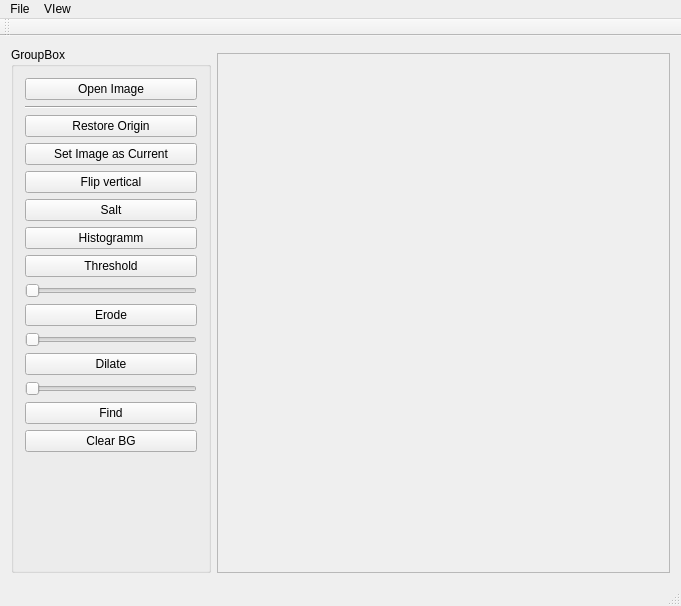
Above: mainwindow.ui from SevenLines/Liquor before the change. Below: the same form after it.
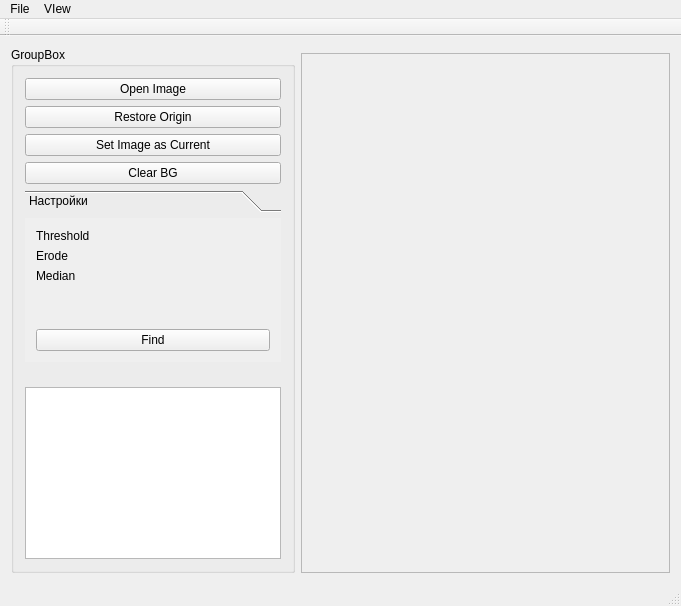
That is the form after the change. Custom widgets are drawn as their Qt base class.

```diff
--- a/mainwindow.ui
+++ b/mainwindow.ui
@@ -15,151 +15,6 @@
   </property>
   <widget class="QWidget" name="centralWidget">
    <layout class="QGridLayout" name="gridLayout">
-    <item row="0" column="0" rowspan="2">
-     <widget class="QGroupBox" name="groupBox">
-      <property name="sizePolicy">
-       <sizepolicy hsizetype="Maximum" vsizetype="Preferred">
-        <horstretch>0</horstretch>
-        <verstretch>0</verstretch>
-       </sizepolicy>
-      </property>
-      <property name="minimumSize">
-       <size>
-        <width>200</width>
-        <height>0</height>
-       </size>
-      </property>
-      <property name="title">
-       <string>GroupBox</string>
-      </property>
-      <layout class="QGridLayout" name="gridLayout_2">
-       <item row="11" column="0">
-        <widget class="QSlider" name="sldErode">
-         <property name="orientation">
-          <enum>Qt::Horizontal</enum>
-         </property>
-        </widget>
-       </item>
-       <item row="2" column="0">
-        <widget class="QPushButton" name="pushButton_5">
-         <property name="text">
-          <string>Restore Origin</string>
-         </property>
-        </widget>
-       </item>
-       <item row="8" column="0">
-        <widget class="QPushButton" name="pushButton_4">
-         <property name="text">
-          <string>Threshold</string>
-         </property>
-        </widget>
-       </item>
-       <item row="1" column="0">
-        <widget class="Line" name="line">
-         <property name="orientation">
-          <enum>Qt::Horizontal</enum>
-         </property>
-        </widget>
-       </item>
-       <item row="7" column="0">
-        <widget class="QPushButton" name="pushButton_6">
-         <property name="text">
-          <string>Histogramm</string>
-         </property>
-        </widget>
-       </item>
-       <item row="4" column="0">
-        <widget class="QPushButton" name="pushButton_2">
-         <property name="text">
-          <string>Flip vertical</string>
-         </property>
-        </widget>
-       </item>
-       <item row="9" column="0">
-        <widget class="QSlider" name="sldThreshold">
-         <property name="maximum">
-          <number>255</number>
-         </property>
-         <property name="orientation">
-          <enum>Qt::Horizontal</enum>
-         </property>
-         <property name="tickPosition">
-          <enum>QSlider::NoTicks</enum>
-         </property>
-        </widget>
-       </item>
-       <item row="16" column="0">
-        <spacer name="verticalSpacer">
-         <property name="orientation">
-          <enum>Qt::Vertical</enum>
-         </property>
-         <property name="sizeHint" stdset="0">
-          <size>
-           <width>20</width>
-           <height>156</height>
-          </size>
-         </property>
-        </spacer>
-       </item>
-       <item row="3" column="0">
-        <widget class="QPushButton" name="btnSaveImageStack">
-         <property name="text">
-          <string>Set Image as Current</string>
-         </property>
-        </widget>
-       </item>
-       <item row="14" column="0">
-        <widget class="QPushButton" name="btnFindCircles">
-         <property name="text">
-          <string>Find</string>
-         </property>
-        </widget>
-       </item>
-       <item row="0" column="0">
-        <widget class="QPushButton" name="pushButton">
-         <property name="text">
-          <string>Open Image</string>
-         </property>
-        </widget>
-       </item>
-       <item row="10" column="0">
-        <widget class="QPushButton" name="pushButton_7">
-         <property name="text">
-          <string>Erode</string>
-         </property>
-        </widget>
-       </item>
-       <item row="13" column="0">
-        <widget class="QSlider" name="sldDilate">
-         <property name="orientation">
-          <enum>Qt::Horizontal</enum>
-         </property>
-        </widget>
-       </item>
-       <item row="12" column="0">
-        <widget class="QPushButton" name="pushButton_8">
-         <property name="text">
-          <string>Dilate</string>
-         </property>
-        </widget>
-       </item>
-       <item row="5" column="0">
-        <widget class="QPushButton" name="pushButton_3">
-         <property name="text">
-          <string>Salt</string>
-         </property>
-        </widget>
-       </item>
-       <item row="15" column="0">
-        <widget class="QPushButton" name="btnClearBG">
-         <property name="text">
-          <string>Clear BG</string>
-         </property>
-        </widget>
-       </item>
-      </layout>
-     </widget>
-    </item>
     <item row="1" column="1">
      <widget class="QScrollArea" name="scrollArea">
       <property name="widgetResizable">
@@ -170,8 +25,8 @@
         <rect>
          <x>0</x>
          <y>0</y>
-         <width>455</width>
-         <height>518</height>
+         <width>375</width>
+         <height>520</height>
         </rect>
        </property>
        <layout class="QGridLayout" name="gridLayout_3">
@@ -244,6 +99,183 @@
       </widget>
      </widget>
     </item>
+    <item row="0" column="0" rowspan="2">
+     <widget class="QGroupBox" name="groupBox">
+      <property name="sizePolicy">
+       <sizepolicy hsizetype="Maximum" vsizetype="Preferred">
+        <horstretch>0</horstretch>
+        <verstretch>0</verstretch>
+       </sizepolicy>
+      </property>
+      <property name="minimumSize">
+       <size>
+        <width>200</width>
+        <height>0</height>
+       </size>
+      </property>
+      <property name="title">
+       <string>GroupBox</string>
+      </property>
+      <layout class="QGridLayout" name="gridLayout_2">
+       <item row="11" column="0">
+        <widget class="QListView" name="lstImageStack">
+         <property name="alternatingRowColors">
+          <bool>true</bool>
+         </property>
+         <property name="selectionRectVisible">
+          <bool>true</bool>
+         </property>
+        </widget>
+       </item>
+       <item row="8" column="0">
+        <widget class="QPushButton" name="btnClearBG">
+         <property name="text">
+          <string>Clear BG</string>
+         </property>
+        </widget>
+       </item>
+       <item row="0" column="0">
+        <widget class="QPushButton" name="pushButton">
+         <property name="text">
+          <string>Open Image</string>
+         </property>
+        </widget>
+       </item>
+       <item row="1" column="0">
+        <widget class="QPushButton" name="pushButton_5">
+         <property name="text">
+          <string>Restore Origin</string>
+         </property>
+        </widget>
+       </item>
+       <item row="2" column="0">
+        <widget class="QPushButton" name="btnSaveImageStack">
+         <property name="text">
+          <string>Set Image as Current</string>
+         </property>
+        </widget>
+       </item>
+       <item row="10" column="0">
+        <spacer name="verticalSpacer">
+         <property name="orientation">
+          <enum>Qt::Vertical</enum>
+         </property>
+         <property name="sizeHint" stdset="0">
+          <size>
+           <width>20</width>
+           <height>40</height>
+          </size>
+         </property>
+        </spacer>
+       </item>
+       <item row="9" column="0">
+        <widget class="QToolBox" name="toolBox">
+         <property name="sizePolicy">
+          <sizepolicy hsizetype="Preferred" vsizetype="Minimum">
+           <horstretch>0</horstretch>
+           <verstretch>0</verstretch>
+          </sizepolicy>
+         </property>
+         <property name="frameShape">
+          <enum>QFrame::NoFrame</enum>
+         </property>
+         <property name="currentIndex">
+          <number>0</number>
+         </property>
+         <property name="tabSpacing">
+          <number>6</number>
+         </property>
+         <widget class="QWidget" name="page_5">
+          <property name="geometry">
+           <rect>
+            <x>0</x>
+            <y>0</y>
+            <width>256</width>
+            <height>136</height>
+           </rect>
+          </property>
+          <attribute name="label">
+           <string>Настройки</string>
+          </attribute>
+          <layout class="QGridLayout" name="gridLayout_4">
+           <item row="0" column="0">
+            <layout class="QVBoxLayout" name="verticalLayout">
+             <item>
+              <widget class="QLabel" name="label">
+               <property name="text">
+                <string>Threshold</string>
+               </property>
+              </widget>
+             </item>
+             <item>
+              <widget class="QLabel" name="label_3">
+               <property name="text">
+                <string>Erode</string>
+               </property>
+              </widget>
+             </item>
+             <item>
+              <widget class="QLabel" name="label_2">
+               <property name="text">
+                <string>Median</string>
+               </property>
+              </widget>
+             </item>
+            </layout>
+           </item>
+           <item row="0" column="1">
+            <layout class="QVBoxLayout" name="verticalLayout_2">
+             <item>
+              <widget class="HorizontalSliderEx" name="sldThreshold" native="true"/>
+             </item>
+             <item>
+              <widget class="HorizontalSliderEx" name="sldErode" native="true"/>
+             </item>
+             <item>
+              <widget class="HorizontalSliderEx" name="sldMedian" native="true"/>
+             </item>
+            </layout>
+           </item>
+           <item row="2" column="0" colspan="2">
+            <widget class="QPushButton" name="btnAnalyze">
+             <property name="text">
+              <string>Find</string>
+             </property>
+            </widget>
+           </item>
+           <item row="1" column="0" colspan="2">
+            <spacer name="verticalSpacer_4">
+             <property name="orientation">
+              <enum>Qt::Vertical</enum>
+             </property>
+             <property name="sizeHint" stdset="0">
+              <size>
+               <width>20</width>
+               <height>40</height>
+              </size>
+             </property>
+            </spacer>
+           </item>
+          </layout>
+          <zorder>sldErode</zorder>
+          <zorder>sldThreshold</zorder>
+          <zorder>btnAnalyze</zorder>
+          <zorder>sldMedian</zorder>
+          <zorder>label</zorder>
+          <zorder>label_2</zorder>
+          <zorder>sldThreshold</zorder>
+          <zorder>sldErode</zorder>
+          <zorder>sldThreshold</zorder>
+          <zorder>sldMedian</zorder>
+          <zorder>label</zorder>
+          <zorder>label_3</zorder>
+          <zorder>label_2</zorder>
+         </widget>
+        </widget>
+       </item>
+      </layout>
+     </widget>
+    </item>
    </layout>
   </widget>
   <widget class="QMenuBar" name="menuBar">
@@ -312,6 +344,12 @@
    <extends>QLabel</extends>
    <header>qlabelimage.h</header>
   </customwidget>
+  <customwidget>
+   <class>HorizontalSliderEx</class>
+   <extends>QWidget</extends>
+   <header>horizontalsliderex.h</header>
+   <container>1</container>
+  </customwidget>
  </customwidgets>
  <resources/>
  <connections/>
```
Left out of the diff: 14 changed lines with no effect on the pictures.
